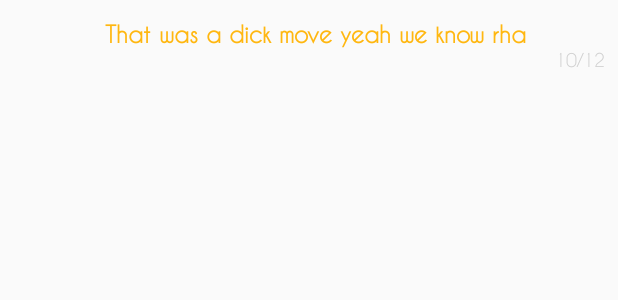
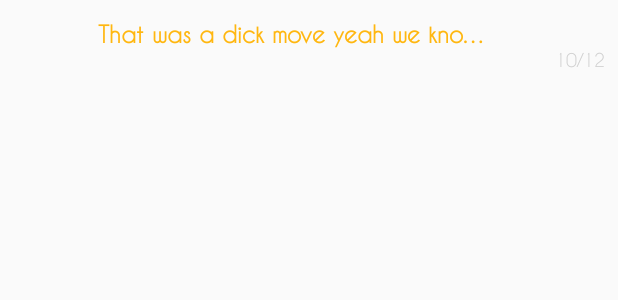
Before and after one commit to Hemen07/Nimbus-Todo-pad-Reminder, an Android app: the layout note_custom_row.xml on its own in the app's theme, with its tools: preview values and no code run, on a phone screen of 412 x 824 dp. Shown: the top 300 px of the screen. Run offline under Robolectric (Android 15) with nearby library versions, the phone set to English and light mode, and no system bars.

Commit message:
beta first 1B2 : layout modified

```diff
--- a/app/build.gradle
+++ b/app/build.gradle
@@ -8,8 +8,8 @@ android {
         applicationId "com.redfox.nimbustodo"
         minSdkVersion 16
         targetSdkVersion 26
-        versionCode 5
-        versionName "1.B1"
+        versionCode 6
+        versionName "1.B2"
         testInstrumentationRunner "android.support.test.runner.AndroidJUnitRunner"
     }
     buildTypes {
--- a/app/src/main/java/com/redfox/nimbustodo/ui/activity/MainActivity.java
+++ b/app/src/main/java/com/redfox/nimbustodo/ui/activity/MainActivity.java
@@ -90,7 +90,7 @@ public class MainActivity extends AppCompatActivity implements NavigationView.On
 
     private FirebaseRemoteConfig mFirebaseRemoteConfig;
     private final static String VERSION_CODE_KEY = "VERSION_CODE_KEY";
-    private final static String INSTALLED_VERSION_CODE = "5";
+    private final static String INSTALLED_VERSION_CODE = "6";
 
 
     @BindView(R.id.am_toolbar)
--- a/app/src/main/res/layout-sw320dp/note_custom_row.xml
+++ b/app/src/main/res/layout-sw320dp/note_custom_row.xml
@@ -27,14 +27,14 @@
 
         <TextView
             android:id="@+id/note_row_tv_title"
-            android:layout_width="wrap_content"
+            android:layout_width="230dp"
+            android:paddingLeft="15dp"
+            android:paddingStart="15dp"
             android:layout_height="match_parent"
             android:layout_toEndOf="@+id/note_row_Imv_tag"
             android:layout_toRightOf="@+id/note_row_Imv_tag"
             android:ellipsize="end"
             android:maxLines="1"
-            android:paddingLeft="20dp"
-            android:paddingStart="20dp"
             android:paddingTop="3dp"
             android:text="That was a dick move yeah we know rha"
             android:textColor="#ffb710"
--- a/app/src/main/res/layout-sw360dp/note_custom_row.xml
+++ b/app/src/main/res/layout-sw360dp/note_custom_row.xml
@@ -27,14 +27,14 @@
 
         <TextView
             android:id="@+id/note_row_tv_title"
-            android:layout_width="wrap_content"
+            android:layout_width="280dp"
+            android:paddingLeft="15dp"
+            android:paddingStart="15dp"
             android:layout_height="match_parent"
             android:layout_toEndOf="@+id/note_row_Imv_tag"
             android:layout_toRightOf="@+id/note_row_Imv_tag"
             android:ellipsize="end"
             android:maxLines="1"
-            android:paddingLeft="20dp"
-            android:paddingStart="20dp"
             android:paddingTop="3dp"
             android:text="That was a dick move yeah we know rha"
             android:textColor="#ffb710"
--- a/app/src/main/res/layout/note_custom_row.xml
+++ b/app/src/main/res/layout/note_custom_row.xml
@@ -27,14 +27,14 @@
 
         <TextView
             android:id="@+id/note_row_tv_title"
-            android:layout_width="wrap_content"
+            android:layout_width="280dp"
+            android:paddingLeft="15dp"
+            android:paddingStart="15dp"
             android:layout_height="match_parent"
             android:layout_toEndOf="@+id/note_row_Imv_tag"
             android:layout_toRightOf="@+id/note_row_Imv_tag"
             android:ellipsize="end"
             android:maxLines="1"
-            android:paddingLeft="20dp"
-            android:paddingStart="20dp"
             android:paddingTop="3dp"
             android:text="That was a dick move yeah we know rha"
             android:textColor="#ffb710"
--- a/app/src/main/res/xml/remote_config_defaults.xml
+++ b/app/src/main/res/xml/remote_config_defaults.xml
@@ -2,6 +2,6 @@
 <defaultsMap>
     <entry>
         <key>VERSION_CODE_KEY</key>
-        <value>5</value>
+        <value>6</value>
     </entry>
 </defaultsMap>
```
